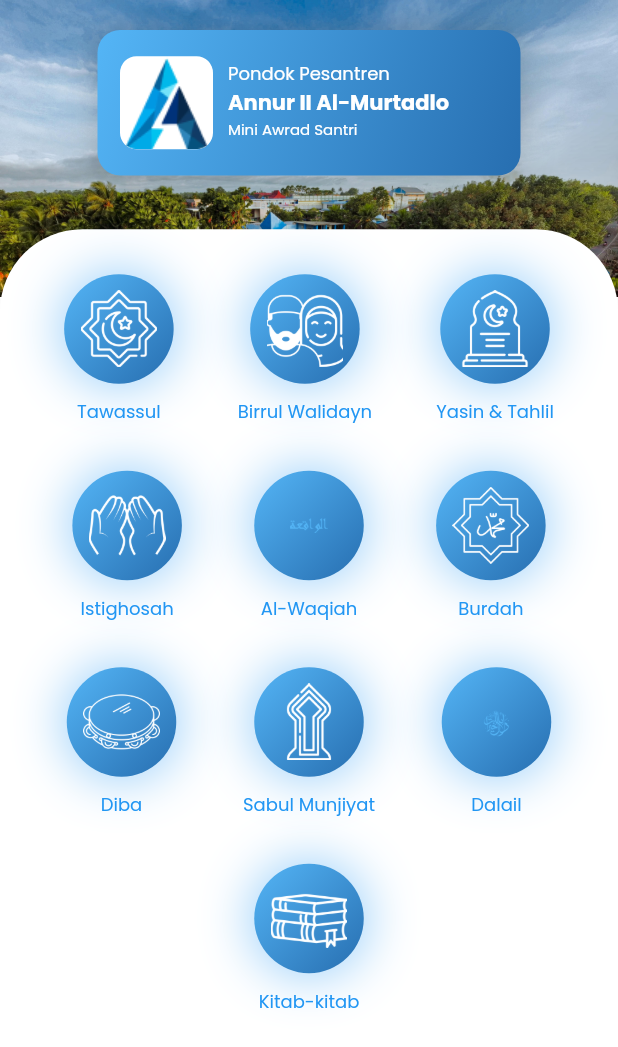
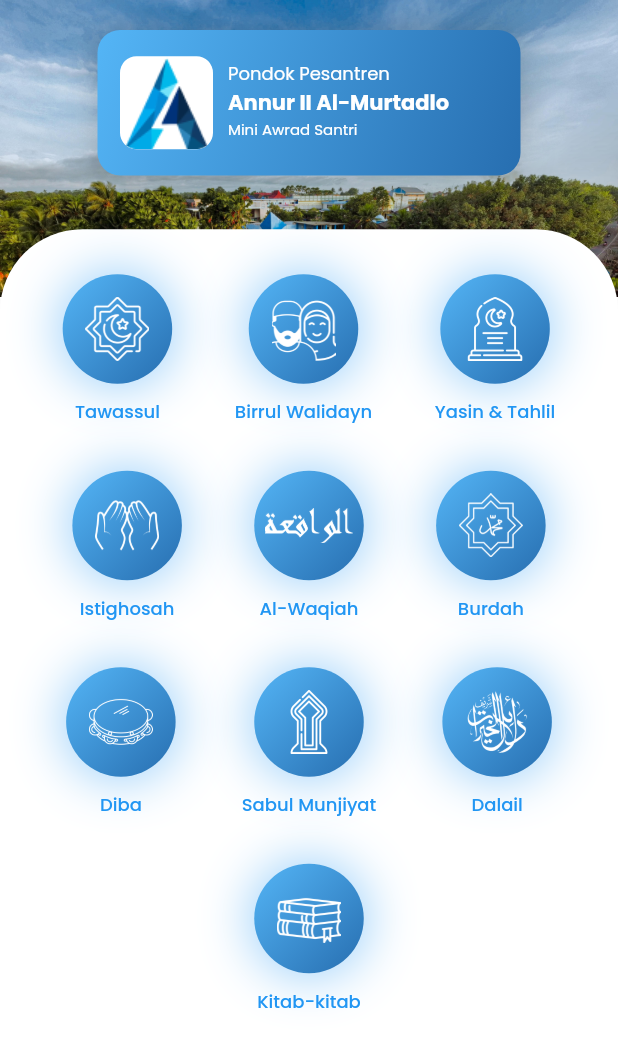
Before and after one commit to sapret19/miniawradreborn, a Flutter app: the screen it shows after launch, on a phone screen of 412 x 824 dp. Shown: the top 1047 px of the screen. Run offline on Flutter 3.47's test engine with Material 2 defaults, Android fonts, the phone set to English and light mode, and no system bars; our stand-ins replace get, sizer; missing offline and left inert: syncfusion_flutter_pdfviewer.

Commit message:
Sore sore

```diff
--- /dev/null
+++ b/lib/home/home_screen.dart
@@ -0,0 +1,20 @@
+import 'package:flutter/material.dart';
+import 'package:flutter/src/widgets/framework.dart';
+import 'package:flutter/src/widgets/placeholder.dart';
+import 'package:miniawradreborn/home/komponen/body.dart';
+
+class Home extends StatefulWidget {
+  const Home({super.key});
+
+  @override
+  State<Home> createState() => _HomeState();
+}
+
+class _HomeState extends State<Home> {
+  @override
+  Widget build(BuildContext context) {
+    return Scaffold(
+      body: body(),
+    );
+  }
+}
--- a/lib/body.dart
+++ b/lib/home/komponen/body.dart
@@ -1,8 +1,8 @@
 import 'package:flutter/material.dart';
 import 'package:flutter/src/widgets/framework.dart';
 import 'package:flutter/src/widgets/placeholder.dart';
-import 'package:miniawradreborn/bunder.dart';
-import 'package:miniawradreborn/head.dart';
+import 'package:miniawradreborn/home/komponen/bunder.dart';
+import 'package:miniawradreborn/home/komponen/head.dart';
 import 'package:miniawradreborn/page/grid_page.dart';
 import 'package:miniawradreborn/page/page.dart';
 import 'package:miniawradreborn/page/tabbar_sabul.dart';
@@ -46,22 +46,16 @@ class _bodyState extends State<body> {
                       bunder(
                         icon: "tawassul.png",
                         text: "Tawassul",
-                        // halaman: "Tawassul",
-                        // pdf: "tawassul.pdf",
-                        rute: "/page1",
+                        rute: "/tawassul",
                       ),
                       bunder(
                         icon: "birrul.png",
                         text: "Birrul Walidayn",
-                        // halaman: "Birrul Walidayn",
-                        // pdf: "unwanul.pdf",
-                        rute: "/page2",
+                        rute: "/birrul",
                       ),
                       bunder(
                         icon: "yasin.png",
                         text: "Yasin & Tahlil",
-                        // halaman: "Yasin & Tahlil",
-                        // pdf: "Yasin",
                       ),
                     ],
                   ),
@@ -74,20 +68,14 @@ class _bodyState extends State<body> {
                       bunder(
                         icon: "istighosah.png",
                         text: "Istighosah",
-                        // halaman: "Istighosah",
-                        // pdf: "coba.pdf",
                       ),
                       bunder(
                         icon: "waqiah.png",
                         text: "Al-Waqiah",
-                        // halaman: "Waqiah",
-                        // pdf: "maladzatul.pdf"
                       ),
                       bunder(
                         icon: "burdah.png",
                         text: "Burdah",
-                        // halaman: "Burdah",
-                        // pdf: "burdah.pdf",
                       ),
                     ],
                   ),
@@ -100,8 +88,6 @@ class _bodyState extends State<body> {
                       bunder(
                         icon: "diba.png",
                         text: "Diba",
-                        // halaman: "Diba",
-                        // pdf: "lamiyah.pdf",
                       ),
                       bunder(
                         icon: "sabul.png",
@@ -110,8 +96,6 @@ class _bodyState extends State<body> {
                       bunder(
                         icon: "dalail.png",
                         text: "Dalail",
-                        // halaman: "Dalailul Khoirat",
-                        // pdf: "",
                       ),
                     ],
                   ),
--- a/lib/bunder.dart
+++ b/lib/home/komponen/bunder.dart
@@ -6,24 +6,14 @@ import 'package:miniawradreborn/page/page.dart';
 class bunder extends StatefulWidget {
   final String? text;
   final String? icon;
-  final String? halaman;
-  final String? pdf;
-  final String? semua;
   final String? rute;
 
   bunder({
     this.text,
     this.icon,
-    this.halaman,
-    this.pdf,
-    this.semua,
     this.rute,
     super.key,
   });
-
-  void goToNewScreen() {
-    //FUNGSI NAVIGASINYA AKAN ADA DISINI TAPI AKAN DIBAHAS KEMUDIAN JADI TOLONG DIINGAT
-  }
 
   @override
   State<bunder> createState() => _bunderState();
@@ -36,8 +26,6 @@ class _bunderState extends State<bunder> {
       children: [
         GestureDetector(
           onTap: () {
-            // Get.to(
-            //     page(judulpage: '${widget.halaman}', pdfpage: '${widget.pdf}'));
             Get.toNamed("${widget.rute}");
           },
           child: Container(
@@ -61,7 +49,7 @@ class _bunderState extends State<bunder> {
                 shape: BoxShape.circle),
             child: Image.asset(
               'assets/images/${widget.icon}',
-              scale: 10,
+              scale: 12,
             ),
           ),
         ),
@@ -72,7 +60,7 @@ class _bunderState extends State<bunder> {
             style: TextStyle(
               color: Colors.blue,
               fontFamily: 'Poppins',
-              fontWeight: FontWeight.w400,
+              fontWeight: FontWeight.w500,
               fontSize: 12,
             ))
       ],
--- a/lib/main.dart
+++ b/lib/main.dart
@@ -1,6 +1,6 @@
 import 'package:flutter/material.dart';
 import 'package:get/get.dart';
-import 'package:miniawradreborn/home.dart';
+import 'package:miniawradreborn/home/home_screen.dart';
 import 'package:miniawradreborn/page/grid_page.dart';
 import 'package:miniawradreborn/page/page.dart';
 import 'package:miniawradreborn/page/tabbar_yasin.dart';
--- a/lib/rute.dart
+++ b/lib/rute.dart
@@ -1,5 +1,5 @@
 import 'package:flutter/material.dart';
-import 'package:miniawradreborn/home.dart';
+import 'package:miniawradreborn/home/home_screen.dart';
 import 'package:miniawradreborn/page/grid_page.dart';
 import 'package:miniawradreborn/page/page.dart';
 
@@ -7,9 +7,9 @@ Map<String, WidgetBuilder> get rute {
   return <String, WidgetBuilder>{
     "/home": (BuildContext context) => Home(),
     "/satu": (BuildContext context) => grid_page(),
-    "/page1": (BuildContext context) =>
+    "/tawassul": (BuildContext context) =>
         page(judulpage: "Tawassul", pdfpage: "tawassul.pdf"),
-    "/page2": (BuildContext context) =>
+    "/birrul": (BuildContext context) =>
         page(judulpage: "Birrul Walidayn", pdfpage: "lamiyah.pdf")
   };
 }
```
Also changed, not shown: lib/home.dart (deleted, +0 -125 lines), lib/page/page.dart (+3 -4 lines), assets/images/dalail.png, assets/images/waqiah.png, lib/home/komponen/head.dart (renamed from lib/head.dart), 1 other file.
